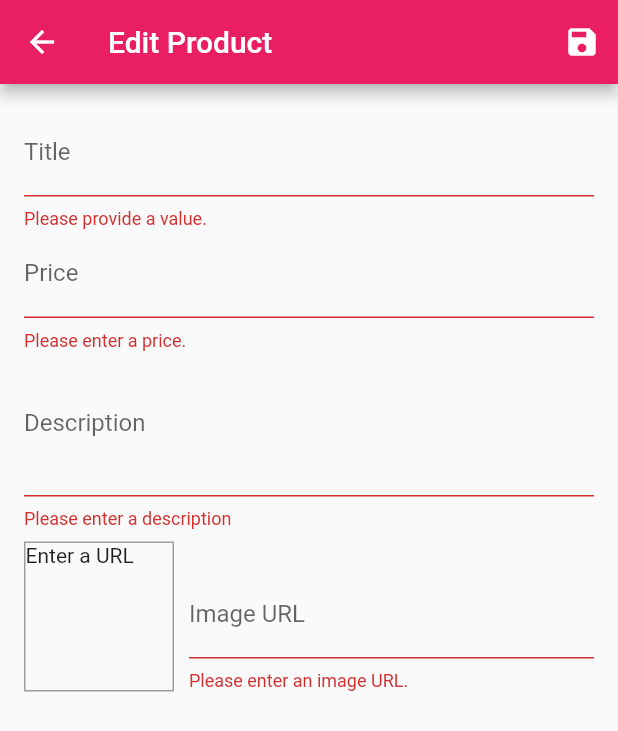
After one commit to tiendunghk/something, a Flutter app: the EditProductScreen screen opened by its route, after a tap on the "save" icon, on a phone screen of 412 x 824 dp. The commit adds this screen. Shown: the top 731 px of the screen. Run offline on Flutter 3.47's test engine with Material 2 defaults, Android fonts, the phone set to English and light mode, and no system bars; network calls fail.

Commit message:
fix something

```diff
--- a/lib/main.dart
+++ b/lib/main.dart
@@ -4,9 +4,11 @@ import 'package:shop_provider/providers/cart.dart';
 import 'package:shop_provider/providers/orders.dart';
 import 'package:shop_provider/providers/products.dart';
 import 'package:shop_provider/screens/cart_screen.dart';
+import 'package:shop_provider/screens/edit_product_screen.dart';
 import 'package:shop_provider/screens/orders_screen.dart';
 import 'package:shop_provider/screens/product_detail_screen.dart';
 import 'package:shop_provider/screens/products_overview_screen.dart';
+import 'package:shop_provider/screens/user_products_screen.dart';
 
 void main() {
   runApp(MyApp());
@@ -37,6 +39,8 @@ class MyApp extends StatelessWidget {
           ProductDetailScreen.routeName: (_) => ProductDetailScreen(),
           CartScreen.routeName: (_) => CartScreen(),
           OrdersScreen.routeName: (_) => OrdersScreen(),
+          UserProductsScreen.routeName: (_) => UserProductsScreen(),
+          EditProductScreen.routeName: (_) => EditProductScreen(),
         },
       ),
     );
--- /dev/null
+++ b/lib/screens/edit_product_screen.dart
@@ -0,0 +1,224 @@
+import 'package:flutter/material.dart';
+import 'package:shop_provider/providers/product.dart';
+
+class EditProductScreen extends StatefulWidget {
+  static const routeName = '/edit-product';
+  const EditProductScreen({Key? key}) : super(key: key);
+
+  @override
+  _EditProductScreenState createState() => _EditProductScreenState();
+}
+
+class _EditProductScreenState extends State<EditProductScreen> {
+  final _priceFocusNode = FocusNode();
+  final _desFocusNode = FocusNode();
+  final _imageUrlController = TextEditingController();
+  final _imageFocusNode = FocusNode();
+  final _form = GlobalKey<FormState>();
+  var _editedProduct =
+      Product(DateTime.now().toString(), '', '', 0.0, '', false);
+
+  @override
+  void dispose() {
+    _imageFocusNode.removeListener(_updateImageUrl);
+    _priceFocusNode.dispose();
+    _desFocusNode.dispose();
+    _imageUrlController.dispose();
+    _imageFocusNode.dispose();
+    super.dispose();
+  }
+
+  void _updateImageUrl() {
+    if (!_imageFocusNode.hasFocus) {
+      setState(() {});
+    }
+  }
+
+  @override
+  void initState() {
+    _imageFocusNode.addListener(_updateImageUrl);
+    super.initState();
+  }
+
+  void _saveForm() {
+    final isValid = _form.currentState!.validate();
+    if (!isValid) {
+      return;
+    }
+    _form.currentState!.save();
+    print(_editedProduct.title);
+    print(_editedProduct.description);
+    print(_editedProduct.price);
+    print(_editedProduct.imageUrl);
+    print(_editedProduct.isFavorite);
+  }
+
+  @override
+  Widget build(BuildContext context) {
+    return Scaffold(
+      appBar: AppBar(
+        title: Text('Edit Product'),
+        actions: [
+          IconButton(
+            icon: Icon(Icons.save),
+            onPressed: _saveForm,
+          )
+        ],
+      ),
+      body: Padding(
+        padding: const EdgeInsets.all(16),
+        child: Form(
+          key: _form,
+          child: ListView(
+            children: [
+              TextFormField(
+                decoration: InputDecoration(labelText: 'Title'),
+                textInputAction: TextInputAction.next,
+                onFieldSubmitted: (_) {
+                  FocusScope.of(context).requestFocus(_priceFocusNode);
+                },
+                onSaved: (value) {
+                  _editedProduct = Product(
+                      _editedProduct.id,
+                      value!,
+                      _editedProduct.description,
+                      _editedProduct.price,
+                      _editedProduct.imageUrl,
+                      _editedProduct.isFavorite);
+                },
+                validator: (value) {
+                  if (value!.isEmpty) {
+                    return 'Please provide a value.';
+                  }
+
+                  return null;
+                },
+              ),
+              TextFormField(
+                decoration: InputDecoration(labelText: 'Price'),
+                textInputAction: TextInputAction.next,
+                keyboardType: TextInputType.number,
+                focusNode: _priceFocusNode,
+                onFieldSubmitted: (_) {
+                  FocusScope.of(context).requestFocus(_desFocusNode);
+                },
+                validator: (value) {
+                  if (value!.isEmpty) {
+                    return 'Please enter a price.';
+                  }
+
+                  if (double.tryParse(value) == null) {
+                    return 'Please enter a valid number.';
+                  }
+
+                  if (double.tryParse(value)! <= 0) {
+                    return 'Please enter a number greater than zero.';
+                  }
+
+                  return null;
+                },
+                onSaved: (value) {
+                  _editedProduct = Product(
+                      _editedProduct.id,
+                      _editedProduct.title,
+                      _editedProduct.description,
+                      double.parse(value!),
+                      _editedProduct.imageUrl,
+                      _editedProduct.isFavorite);
+                },
+              ),
+              TextFormField(
+                decoration: InputDecoration(labelText: 'Description'),
+                maxLines: 3,
+                keyboardType: TextInputType.multiline,
+                focusNode: _desFocusNode,
+                validator: (value) {
+                  if (value!.isEmpty) {
+                    return 'Please enter a description';
+                  }
+
+                  if (value!.length < 10) {
+                    return 'Should be at least 10 characters';
+                  }
+                  return null;
+                },
+                onSaved: (value) {
+                  _editedProduct = Product(
+                      _editedProduct.id,
+                      _editedProduct.title,
+                      value!,
+                      _editedProduct.price,
+                      _editedProduct.imageUrl,
+                      _editedProduct.isFavorite);
+                },
+              ),
+              Row(
+                crossAxisAlignment: CrossAxisAlignment.end,
+                children: [
+                  Container(
+                    width: 100,
+                    height: 100,
+                    margin: EdgeInsets.only(
+                      top: 8,
+                      right: 10,
+                    ),
+                    decoration: BoxDecoration(
+                      border: Border.all(width: 1, color: Colors.grey),
+                    ),
+                    child: _imageUrlController.text.isEmpty
+                        ? Text('Enter a URL')
+                        : FittedBox(
+                            child: Image.network(
+                              _imageUrlController.text,
+                              fit: BoxFit.cover,
+                            ),
+                          ),
+                  ),
+                  Expanded(
+                    child: TextFormField(
+                      decoration: InputDecoration(labelText: 'Image URL'),
+                      keyboardType: TextInputType.url,
+                      textInputAction: TextInputAction.done,
+                      controller: _imageUrlController,
+                      focusNode: _imageFocusNode,
+                      onFieldSubmitted: (_) {
+                        _saveForm();
+                      },
+                      validator: (value) {
+                        if (value!.isEmpty) {
+                          return 'Please enter an image URL.';
+                        }
+
+                        if (!value.startsWith('http') ||
+                            !value.startsWith('https')) {
+                          return 'Please enter a valid URL.';
+                        }
+
+                        if (!value.endsWith('.png') &&
+                            !value.endsWith('.jpeg') &&
+                            !value.endsWith('.jpg')) {
+                          return 'Please enter a valid image URL.';
+                        }
+
+                        return null;
+                      },
+                      onSaved: (value) {
+                        _editedProduct = Product(
+                            _editedProduct.id,
+                            _editedProduct.title,
+                            _editedProduct.description,
+                            _editedProduct.price,
+                            value!,
+                            _editedProduct.isFavorite);
+                      },
+                    ),
+                  ),
+                ],
+              )
+            ],
+          ),
+        ),
+      ),
+    );
+  }
+}
--- a/lib/widgets/app_drawer.dart
+++ b/lib/widgets/app_drawer.dart
@@ -1,5 +1,6 @@
 import 'package:flutter/material.dart';
 import 'package:shop_provider/screens/orders_screen.dart';
+import 'package:shop_provider/screens/user_products_screen.dart';
 
 class AppDrawer extends StatelessWidget {
   const AppDrawer({Key? key}) : super(key: key);
@@ -29,6 +30,15 @@ class AppDrawer extends StatelessWidget {
               Navigator.of(context)
                   .pushReplacementNamed(OrdersScreen.routeName);
             },
+          ),
+          Divider(),
+          ListTile(
+            leading: Icon(Icons.edit),
+            title: Text('Manage produts'),
+            onTap: () {
+              Navigator.of(context)
+                  .pushReplacementNamed(UserProductsScreen.routeName);
+            },
           )
         ],
       ),
```
Also changed, not shown: lib/providers/cart.dart (+20 -0 lines), lib/screens/user_products_screen.dart (added, +43 -0 lines), lib/widgets/cart_item.dart (+23 -0 lines), lib/widgets/product_item.dart (+11 -0 lines), lib/widgets/user_product_item.dart (added, +33 -0 lines).
